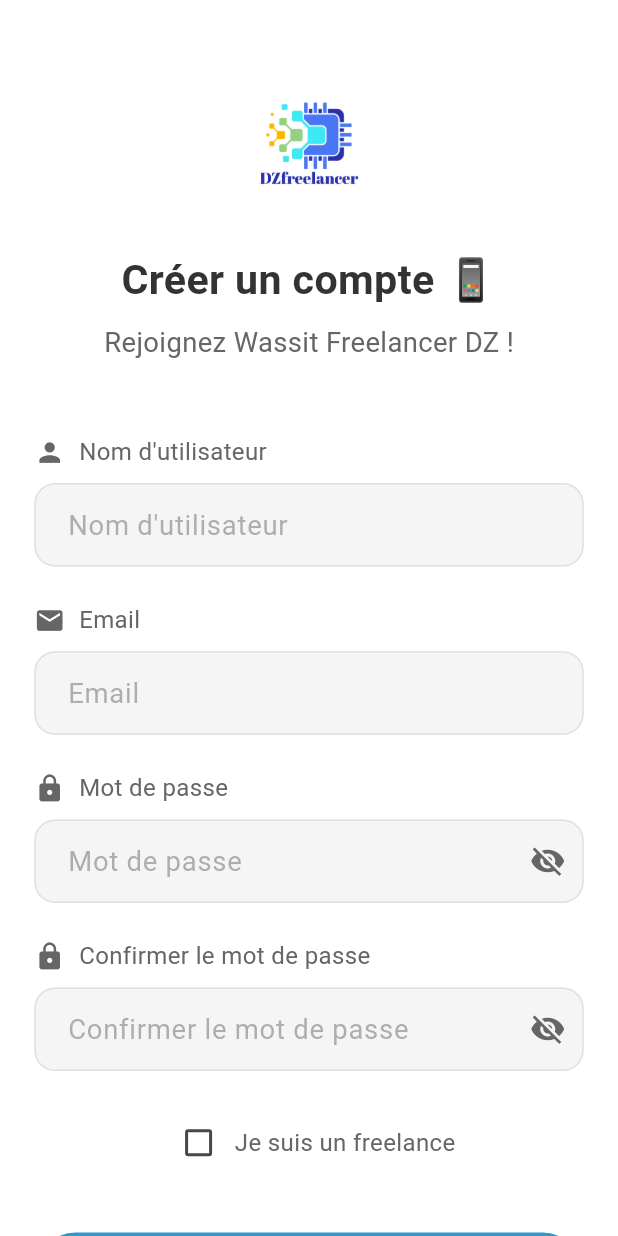
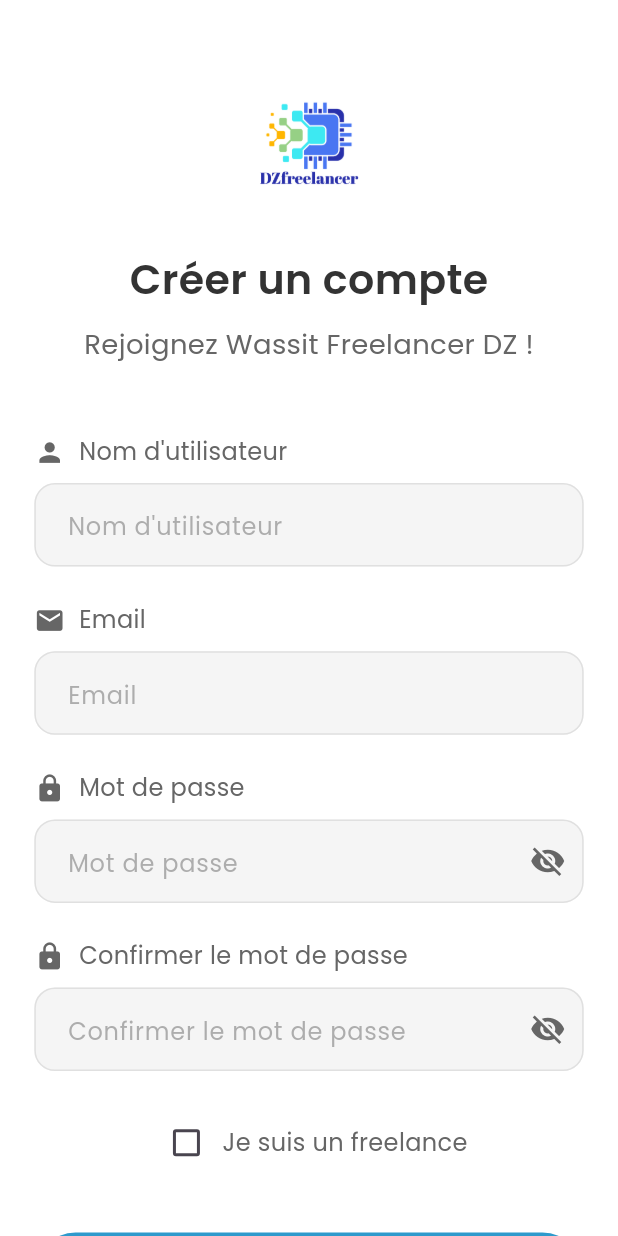
Before and after one commit to WassimBlilita7/Dz-Freelancer-Mobile, a Flutter app: the SignupScreen screen opened by its route, on a phone screen of 412 x 824 dp. Run offline on Flutter 3.47's test engine with Material 3 defaults, Android fonts, the phone set to English and light mode, and no system bars; drawn by our look-alikes of flutter_animate; our stand-ins replace flutter_screenutil, shared_preferences, smooth_page_indicator; accounts and stored records are empty; statements that could not run were skipped.

Commit message:
fonts Poppins

```diff
--- /dev/null
+++ b/lib/constants/app_text_styles.dart
@@ -0,0 +1,77 @@
+import 'package:flutter/material.dart';
+import 'package:flutter_screenutil/flutter_screenutil.dart';
+import 'package:wassit_freelancer_dz_flutter/constants/app_colors.dart';
+
+class AppTextStyles {
+  // Style pour les titres principaux (ex: "Créer un compte")
+  static TextStyle titleLarge = TextStyle(
+    fontFamily: 'Poppins',
+    fontSize: 24.sp,
+    fontWeight: FontWeight.w600,
+    color: AppColors.textDarkGrey,
+  );
+
+  // Style pour les sous-titres (ex: "Rejoignez Wassit Freelancer DZ !")
+  static TextStyle subtitleMedium = TextStyle(
+    fontFamily: 'Poppins',
+    fontSize: 16.sp,
+    fontWeight: FontWeight.w400,
+    color: AppColors.textLightGrey,
+  );
+
+  // Style pour les labels des champs (ex: "Nom d'utilisateur")
+  static TextStyle labelSmall = TextStyle(
+    fontFamily: 'Poppins',
+    fontSize: 14.sp,
+    fontWeight: FontWeight.w400,
+    color: AppColors.textLightGrey,
+  );
+
+  // Style pour le texte saisi dans les TextField
+  static TextStyle inputText = TextStyle(
+    fontFamily: 'Poppins',
+    fontSize: 16.sp,
+    fontWeight: FontWeight.w400,
+    color: AppColors.textDarkGrey,
+  );
+
+  // Style pour le texte des boutons (ex: "S'inscrire")
+  static TextStyle buttonText = TextStyle(
+    fontFamily: 'Poppins',
+    fontSize: 16.sp,
+    fontWeight: FontWeight.w600,
+    color: Colors.white,
+  );
+
+  // Style pour les liens (ex: "Connectez-vous ici")
+  static TextStyle linkSmall = TextStyle(
+    fontFamily: 'Poppins',
+    fontSize: 14.sp,
+    fontWeight: FontWeight.w600,
+    color: AppColors.primaryGreen,
+  );
+
+  // Style pour les messages d'erreur
+  static TextStyle errorText = TextStyle(
+    fontFamily: 'Poppins',
+    fontSize: 14.sp,
+    fontWeight: FontWeight.w400,
+    color: Colors.red,
+  );
+
+  // Style pour les chiffres du clavier OTP
+  static TextStyle otpKeyboardText = TextStyle(
+    fontFamily: 'Poppins',
+    fontSize: 24.sp,
+    fontWeight: FontWeight.w600,
+    color: AppColors.textDarkGrey,
+  );
+
+  // Style pour le texte des champs OTP
+  static TextStyle otpInputText = TextStyle(
+    fontFamily: 'Poppins',
+    fontSize: 24.sp,
+    fontWeight: FontWeight.w400,
+    color: AppColors.textDarkGrey,
+  );
+}
--- a/lib/core/widgets/custom_button.dart
+++ b/lib/core/widgets/custom_button.dart
@@ -1,5 +1,6 @@
 import 'package:flutter/material.dart';
 import 'package:flutter_screenutil/flutter_screenutil.dart';
+import 'package:wassit_freelancer_dz_flutter/constants/app_text_styles.dart';
 
 class CustomButton extends StatelessWidget {
   final String title;
@@ -51,11 +52,9 @@ class CustomButton extends StatelessWidget {
             ],
             Text(
               title,
-              style: TextStyle(
-                fontSize: 16.sp,
-                color: textColor,
-                fontWeight: FontWeight.w600,
-              ),
+              style: icon == null
+                  ? AppTextStyles.buttonText.copyWith(color: textColor)
+                  : AppTextStyles.otpKeyboardText.copyWith(color: textColor),
               textAlign: TextAlign.center,
             ),
           ],
--- a/lib/core/widgets/custom_text_field.dart
+++ b/lib/core/widgets/custom_text_field.dart
@@ -1,6 +1,7 @@
 import 'package:flutter/material.dart';
 import 'package:flutter_screenutil/flutter_screenutil.dart';
 import 'package:wassit_freelancer_dz_flutter/constants/app_colors.dart';
+import 'package:wassit_freelancer_dz_flutter/constants/app_text_styles.dart';
 
 class CustomTextField extends StatelessWidget {
   final String label;
@@ -41,10 +42,7 @@ class CustomTextField extends StatelessWidget {
             ],
             Text(
               label,
-              style: TextStyle(
-                fontSize: 14.sp,
-                color: AppColors.textLightGrey,
-              ),
+              style: AppTextStyles.labelSmall,
             ),
           ],
         ),
@@ -54,21 +52,17 @@ class CustomTextField extends StatelessWidget {
           keyboardType: keyboardType,
           obscureText: obscureText,
           onChanged: onChanged,
-          style: TextStyle(
-            fontSize: 16.sp,
-            color: AppColors.textDarkGrey,
-          ),
+          style: AppTextStyles.inputText,
           decoration: InputDecoration(
             hintText: label,
-            hintStyle: TextStyle(
-              fontSize: 16.sp,
+            hintStyle: AppTextStyles.labelSmall.copyWith(
               color: AppColors.textLightGrey.withOpacity(0.5),
             ),
             filled: true,
-            fillColor: const Color(0xFFF5F5F5), // Fond gris clair
+            fillColor: const Color(0xFFF5F5F5),
             border: OutlineInputBorder(
               borderRadius: BorderRadius.circular(12.r),
-              borderSide: const BorderSide(color: Color(0xFFE0E0E0)), // Bordure grise
+              borderSide: const BorderSide(color: Color(0xFFE0E0E0)),
             ),
             enabledBorder: OutlineInputBorder(
               borderRadius: BorderRadius.circular(12.r),
--- a/lib/features/auth/views/signup_screen.dart
+++ b/lib/features/auth/views/signup_screen.dart
@@ -3,6 +3,7 @@ import 'package:flutter_animate/flutter_animate.dart';
 import 'package:flutter_screenutil/flutter_screenutil.dart';
 import 'package:provider/provider.dart';
 import 'package:wassit_freelancer_dz_flutter/constants/app_colors.dart';
+import 'package:wassit_freelancer_dz_flutter/constants/app_text_styles.dart';
 import 'package:wassit_freelancer_dz_flutter/core/services/api_services.dart';
 import 'package:wassit_freelancer_dz_flutter/core/widgets/custom_text_field.dart';
 import 'package:wassit_freelancer_dz_flutter/core/widgets/custom_button.dart';
@@ -78,20 +79,13 @@ class _SignupScreenState extends State<SignupScreen> {
                   ).animate().fadeIn(duration: 800.ms),
                   SizedBox(height: 20.h),
                   Text(
-                    'Créer un compte 📱',
-                    style: TextStyle(
-                      fontSize: 24.sp,
-                      fontWeight: FontWeight.w600,
-                      color: AppColors.textDarkGrey,
-                    ),
+                    'Créer un compte',
+                    style: AppTextStyles.titleLarge,
                   ).animate().fadeIn(duration: 600.ms, delay: 200.ms),
                   SizedBox(height: 8.h),
                   Text(
                     'Rejoignez Wassit Freelancer DZ !',
-                    style: TextStyle(
-                      fontSize: 16.sp,
-                      color: AppColors.textLightGrey,
-                    ),
+                    style: AppTextStyles.subtitleMedium,
                   ).animate().fadeIn(duration: 600.ms, delay: 300.ms),
                   SizedBox(height: 40.h),
                   CustomTextField(
@@ -152,10 +146,7 @@ class _SignupScreenState extends State<SignupScreen> {
                       ),
                       Text(
                         'Je suis un freelance',
-                        style: TextStyle(
-                          fontSize: 14.sp,
-                          color: AppColors.textLightGrey,
-                        ),
+                        style: AppTextStyles.labelSmall,
                       ),
                     ],
                   ).animate().fadeIn(duration: 600.ms, delay: 700.ms),
@@ -172,7 +163,7 @@ class _SignupScreenState extends State<SignupScreen> {
                     SizedBox(height: 20.h),
                     Text(
                       provider.model.errorMessage!,
-                      style: TextStyle(color: Colors.red, fontSize: 14.sp),
+                      style: AppTextStyles.errorText,
                       textAlign: TextAlign.center,
                     ),
                   ],
@@ -182,20 +173,13 @@ class _SignupScreenState extends State<SignupScreen> {
                     children: [
                       Text(
                         'Déjà un compte ? ',
-                        style: TextStyle(
-                          fontSize: 14.sp,
-                          color: AppColors.textLightGrey,
-                        ),
+                        style: AppTextStyles.labelSmall,
                       ),
                       GestureDetector(
                         onTap: _navigateToLogin,
                         child: Text(
                           'Connectez-vous ici',
-                          style: TextStyle(
-                            fontSize: 14.sp,
-                            color: AppColors.primaryGreen,
-                            fontWeight: FontWeight.w600,
-                          ),
+                          style: AppTextStyles.linkSmall,
                         ),
                       ),
                     ],
--- a/lib/features/auth/views/verify_otp_screen.dart
+++ b/lib/features/auth/views/verify_otp_screen.dart
@@ -4,6 +4,7 @@ import 'package:flutter_screenutil/flutter_screenutil.dart';
 import 'package:provider/provider.dart';
 import 'package:shared_preferences/shared_preferences.dart';
 import 'package:wassit_freelancer_dz_flutter/constants/app_colors.dart';
+import 'package:wassit_freelancer_dz_flutter/constants/app_text_styles.dart';
 import 'package:wassit_freelancer_dz_flutter/core/widgets/custom_text_field.dart';
 import 'package:wassit_freelancer_dz_flutter/core/widgets/custom_button.dart';
 import 'package:wassit_freelancer_dz_flutter/features/auth/providers/signup_provider.dart';
@@ -87,7 +88,7 @@ class _VerifyOtpScreenState extends State<VerifyOtpScreen> {
         controller: _otpControllers[index],
         focusNode: _focusNodes[index],
         textAlign: TextAlign.center,
-        style: TextStyle(fontSize: 24.sp, color: AppColors.textDarkGrey),
+        style: AppTextStyles.otpInputText,
         decoration: InputDecoration(
           border: OutlineInputBorder(
             borderRadius: BorderRadius.circular(8.r),
@@ -162,20 +163,13 @@ class _VerifyOtpScreenState extends State<VerifyOtpScreen> {
                         SizedBox(height: 20.h),
                         Text(
                           'Vérification du Code OTP',
-                          style: TextStyle(
-                            fontSize: 24.sp,
-                            fontWeight: FontWeight.w600,
-                            color: AppColors.textDarkGrey,
-                          ),
+                          style: AppTextStyles.titleLarge,
                           textAlign: TextAlign.center,
                         ).animate().fadeIn(duration: 600.ms, delay: 200.ms),
                         SizedBox(height: 8.h),
                         Text(
                           'Nous avons envoyé un code OTP à votre email\n$_email\nVeuillez entrer le code de 6 chiffres pour vérifier.',
-                          style: TextStyle(
-                            fontSize: 16.sp,
-                            color: AppColors.textLightGrey,
-                          ),
+                          style: AppTextStyles.subtitleMedium,
                           textAlign: TextAlign.center,
                         ).animate().fadeIn(duration: 600.ms, delay: 300.ms),
                         SizedBox(height: 40.h),
@@ -187,7 +181,7 @@ class _VerifyOtpScreenState extends State<VerifyOtpScreen> {
                           SizedBox(height: 20.h),
                           Text(
                             provider.model.errorMessage!,
-                            style: TextStyle(color: Colors.red, fontSize: 14.sp),
+                            style: AppTextStyles.errorText,
                             textAlign: TextAlign.center,
                           ),
                         ],
@@ -196,11 +190,7 @@ class _VerifyOtpScreenState extends State<VerifyOtpScreen> {
                           onTap: _onResendTap,
                           child: Text(
                             'Vous n\'avez pas reçu le code ? Renvoyer l\'OTP',
-                            style: TextStyle(
-                              fontSize: 14.sp,
-                              color: AppColors.primaryGreen,
-                              fontWeight: FontWeight.w600,
-                            ),
+                            style: AppTextStyles.linkSmall,
                           ),
                         ).animate().fadeIn(duration: 600.ms, delay: 500.ms),
                       ],
--- a/lib/main.dart
+++ b/lib/main.dart
@@ -3,6 +3,7 @@ import 'package:flutter_screenutil/flutter_screenutil.dart';
 import 'package:provider/provider.dart';
 import 'package:wassit_freelancer_dz_flutter/config/app_routes.dart';
 import 'package:wassit_freelancer_dz_flutter/constants/app_colors.dart';
+import 'package:wassit_freelancer_dz_flutter/constants/app_text_styles.dart';
 import 'package:wassit_freelancer_dz_flutter/features/auth/providers/login_provider.dart';
 import 'package:wassit_freelancer_dz_flutter/features/auth/providers/signup_provider.dart';
 import 'package:wassit_freelancer_dz_flutter/features/home/providers/home_provider.dart';
@@ -32,14 +33,15 @@ class MyApp extends StatelessWidget {
         splitScreenMode: true,
         builder: (context, child) {
           return MaterialApp(
+            title: 'Wassit Freelancer DZ',
             debugShowCheckedModeBanner: false,
-            title: 'Wassit Freelancer DZ',
             theme: ThemeData(
-              primaryColor: AppColors.primaryBlue,
+              primaryColor: AppColors.primaryGreen,
               scaffoldBackgroundColor: AppColors.backgroundLight,
+              fontFamily: 'Poppins',
               textTheme: TextTheme(
-                bodyLarge: TextStyle(fontSize: 16.sp, color: AppColors.textDarkGrey),
-                bodyMedium: TextStyle(fontSize: 14.sp, color: AppColors.textLightGrey),
+                bodyLarge: AppTextStyles.inputText,
+                bodyMedium: AppTextStyles.subtitleMedium,
               ),
             ),
             initialRoute: '/',
```
Also changed, not shown: pubspec.yaml (+9 -0 lines), assets/fonts/Poppins-Medium.ttf (added), assets/fonts/Poppins-Regular.ttf (added), assets/fonts/Poppins-SemiBold.ttf (added).
